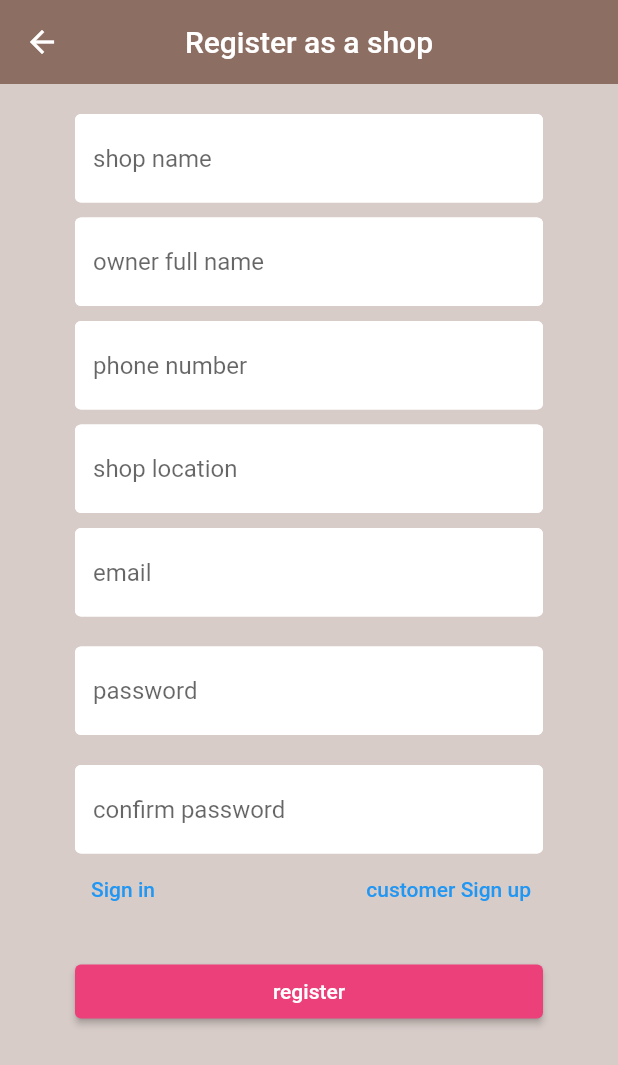
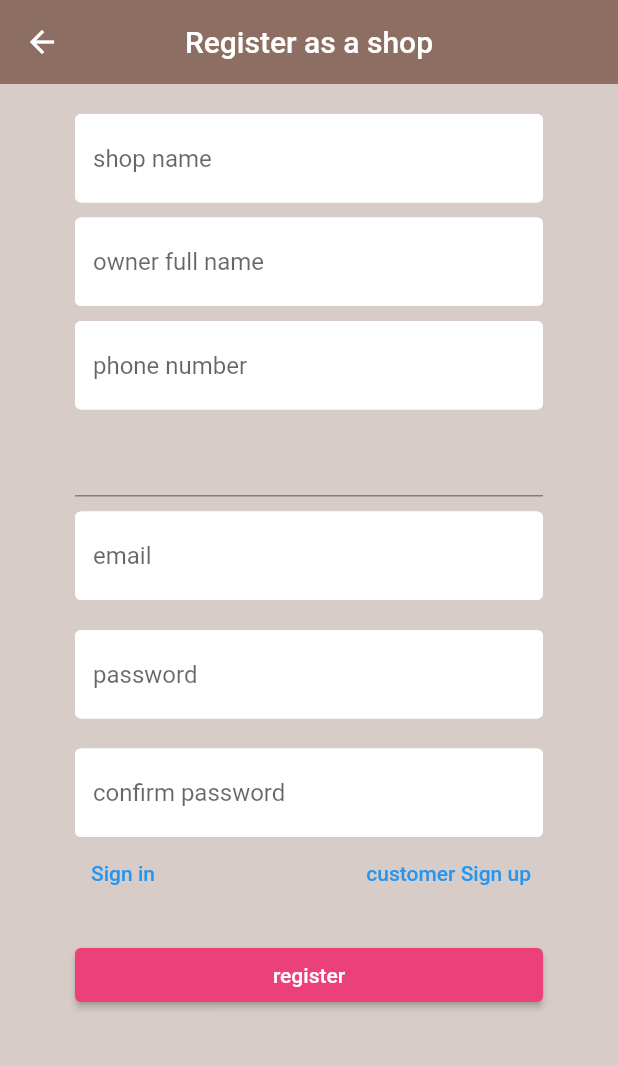
Before and after one commit to yamaad/MBS-mobile-app, a Flutter app: the ClientRegistration screen opened directly with empty values, on a phone screen of 412 x 824 dp. Shown: the top 1065 px of the screen. Run offline on Flutter 3.47's test engine with Material 2 defaults, Android fonts, the light colour scheme and no system bars; our stand-ins replace cloud_firestore, firebase_auth, firebase_core, flutter_spinkit, geocoding, geolocator and 2 more; missing offline and left inert: google_maps_webservice; accounts and stored records are empty.

Commit message:
location and map

```diff
--- a/lib/components/customTextField.dart
+++ b/lib/components/customTextField.dart
@@ -6,6 +6,7 @@ class CustomTextField extends StatelessWidget {
   final Function(String)? onChanged;
   String? Function(String?)? validator;
   TextInputType? keyboardType;
+  String? initialValue;
 
 
   CustomTextField({
@@ -14,11 +15,13 @@ class CustomTextField extends StatelessWidget {
     this.onChanged,
     this.validator,
     this.keyboardType,
+    this.initialValue,
   });
 
   @override
   Widget build(BuildContext context) {
     return TextFormField(
+      initialValue: this.initialValue,
       keyboardType: keyboardType,
       validator: validator,
       obscureText: obscureText,
--- a/lib/screens/authenticate/registeration/clientRegisteration.dart
+++ b/lib/screens/authenticate/registeration/clientRegisteration.dart
@@ -1,9 +1,11 @@
 import 'package:flutter/material.dart';
+import 'package:google_maps_flutter/google_maps_flutter.dart';
 import 'package:mbs_fyp/components/loading.dart';
 import 'package:mbs_fyp/models/validator.dart';
 import 'package:mbs_fyp/services/authService.dart';
 
 import '../../../components/customTextField.dart';
+import '../../../services/locationServeices.dart';
 
 class ClientRegistration extends StatefulWidget {
   final Function toggleView;
@@ -15,17 +17,21 @@ class ClientRegistration extends StatefulWidget {
 
 class _ClientRegistrationState extends State<ClientRegistration> {
   final AuthSevrices _auth = AuthSevrices();
+  final LocationServices _locationServices = LocationServices();
+
   final Validator _validate = Validator();
   final _formkey = GlobalKey<FormState>();
   bool loading = false;
-  String ServerError = '';
+  String serverError = '';
   String email = '';
   String password = '';
   String confirmPassword = '';
   String shopName = '';
   String ownerName = '';
   int phone = 0;
-  String location = '';
+  List<String> addresses = [];
+  String address = '';
+
   @override
   Widget build(BuildContext context) {
     return loading
@@ -40,8 +46,7 @@ class _ClientRegistrationState extends State<ClientRegistration> {
             ),
             body: Center(
               child: Container(
-                  padding:
-                      EdgeInsets.symmetric(vertical: 20.0, horizontal: 50.0),
+                padding: EdgeInsets.symmetric(vertical: 20.0, horizontal: 50.0),
                 child: Form(
                   key: _formkey,
                   child: ListView(
@@ -50,16 +55,14 @@ class _ClientRegistrationState extends State<ClientRegistration> {
                         validator: (value) =>
                             value!.isEmpty ? "Enter your shop name" : null,
                         hintText: 'shop name',
-                          onChanged: (value) =>
-                              {setState(() => shopName = value)},
+                        onChanged: (value) => setState(() => shopName = value),
                       ),
                       SizedBox(height: 10),
                       CustomTextField(
                         validator: (value) =>
                             value!.isEmpty ? "Enter owner full name" : null,
                         hintText: 'owner full name',
-                          onChanged: (value) =>
-                              {setState(() => ownerName = value)},
+                        onChanged: (value) => setState(() => ownerName = value),
                       ),
                       SizedBox(height: 10),
                       CustomTextField(
@@ -67,49 +70,56 @@ class _ClientRegistrationState extends State<ClientRegistration> {
                         validator: (value) =>
                             value!.isEmpty ? "Enter shop phone number" : null,
                         hintText: 'phone number',
-                          onChanged: (value) => {
+                        onChanged: (value) {
                           if (value.isNotEmpty &&
-                                value.contains(RegExp(r'^[0-9]+$')))
-                              {
+                              value.contains(RegExp(r'^[0-9]+$'))) {
                             setState(() {
                               phone = int.parse(value);
-                                })
+                            });
                           }
                         },
                       ),
                       SizedBox(height: 10),
-                        CustomTextField(
-                          validator: (value) => value!.isEmpty
-                              ? "Enter your shop location"
-                              : null,
-                          hintText: 'shop location',
-                          onChanged: (value) =>
-                              {setState(() => location = value)},
+                      Container(
+                        child: Autocomplete<String>(
+                          optionsBuilder:
+                              (TextEditingValue textEditingValue) async {
+                            if (textEditingValue.text == '') {
+                              return const Iterable<String>.empty();
+                            }
+                            addresses = await _locationServices
+                                .searchPlaces(textEditingValue.text);
+
+                            return addresses;
+                          },
+                          onSelected: (String selection) {
+                            setState(() {
+                              address = selection;
+                            });
+                          },
+                        ),
                       ),
                       SizedBox(height: 10),
                       CustomTextField(
                         validator: _validate.validateEmail,
                         hintText: 'email ',
-                          onChanged: (value) => {setState(() => email = value)},
+                        onChanged: (value) => setState(() => email = value),
+                      ),
+                      SizedBox(height: 20),
+                      CustomTextField(
+                        validator: (value) => _validate.validatePassword(value),
+                        obscureText: true,
+                        hintText: 'password',
+                        onChanged: (value) => setState(() => password = value),
                       ),
                       SizedBox(height: 20),
                       CustomTextField(
                         validator: (value) =>
-                              _validate.validatePassword(value),
-                          obscureText: true,
-                          hintText: 'password',
-                          onChanged: (value) =>
-                              {setState(() => password = value)},
-                        ),
-                        SizedBox(height: 20),
-                        CustomTextField(
-                          validator: (value) => value == password
-                              ? null
-                              : "Password doesn't match",
+                            value == password ? null : "Password doesn't match",
                         obscureText: true,
                         hintText: 'confirm password',
                         onChanged: (value) =>
-                              {setState(() => confirmPassword = value)},
+                            setState(() => confirmPassword = value),
                       ),
                       Center(
                         child: Row(
@@ -137,6 +147,7 @@ class _ClientRegistrationState extends State<ClientRegistration> {
                             setState(() {
                               loading = true;
                             });
+
                             String result = await _auth.createClientUser(
                                 email,
                                 password,
@@ -144,30 +155,30 @@ class _ClientRegistrationState extends State<ClientRegistration> {
                                 shopName,
                                 ownerName,
                                 phone,
-                                  location);
+                                address);
 
                             if (mounted) {
                               setState(() {
                                 loading = false;
-                                  ServerError = result;
+                                serverError = result;
                               });
                             }
                           }
                         },
                         child: Text('register'),
                         style: ElevatedButton.styleFrom(
-                            backgroundColor: Colors.pink[
-                                400], // change the background color of the button
+                          backgroundColor: Colors.pink[400],
                         ),
                       ),
                       SizedBox(height: 20),
                       Text(
-                          ServerError,
+                        serverError,
                         style: TextStyle(color: Colors.red),
                       )
                     ],
                   ),
-                  )),
+                ),
+              ),
             ),
           );
   }
--- a/lib/screens/wrapper.dart
+++ b/lib/screens/wrapper.dart
@@ -29,8 +29,10 @@ class Wrapper extends StatelessWidget {
             final userType = snapshot.data;
             if (userType == 'client') {
               return Dashboard();
+            } else if (userType == 'customer') {
+              return CustomerHome();
             } else {
-              return CustomerHome();
+              return Wrapper(services: services);
             }
           }
         },
--- a/pubspec.yaml
+++ b/pubspec.yaml
@@ -40,6 +40,11 @@ dependencies:
   firebase_core: ^2.11.0
   provider: ^6.0.5
   flutter_spinkit: ^5.2.0
+  geolocator: ^9.0.2
+  google_maps_flutter: ^2.3.1
+  permission_handler: ^10.3.0
+  geocoding: ^2.1.0
+  google_maps_webservice: ^0.0.20-nullsafety.5
 
 dev_dependencies:
   flutter_test:
```
Also changed, not shown: lib/screens/client/dashbord.dart (+22 -23 lines), lib/screens/customer/customerHome.dart (+125 -3 lines), lib/services/authService.dart (+27 -3 lines), lib/services/locationServeices.dart (added, +56 -0 lines), lib/services/shopServices.dart (added), pubspec.lock, 9 other files. Lines whose indentation alone changed are shown as unchanged.
